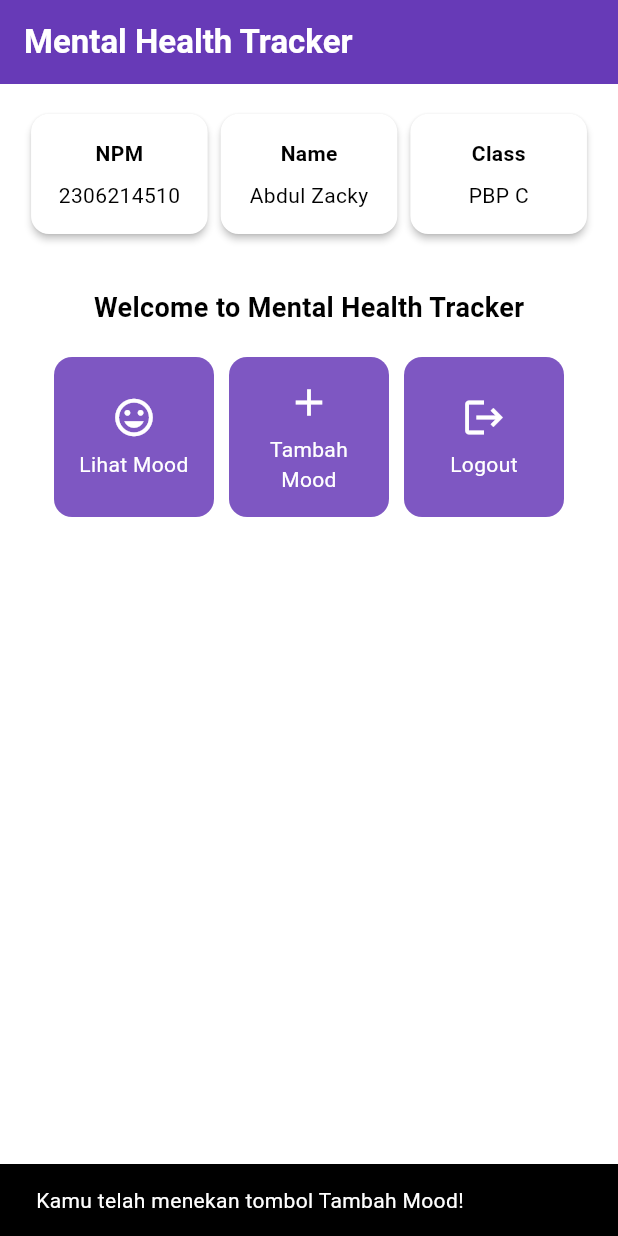
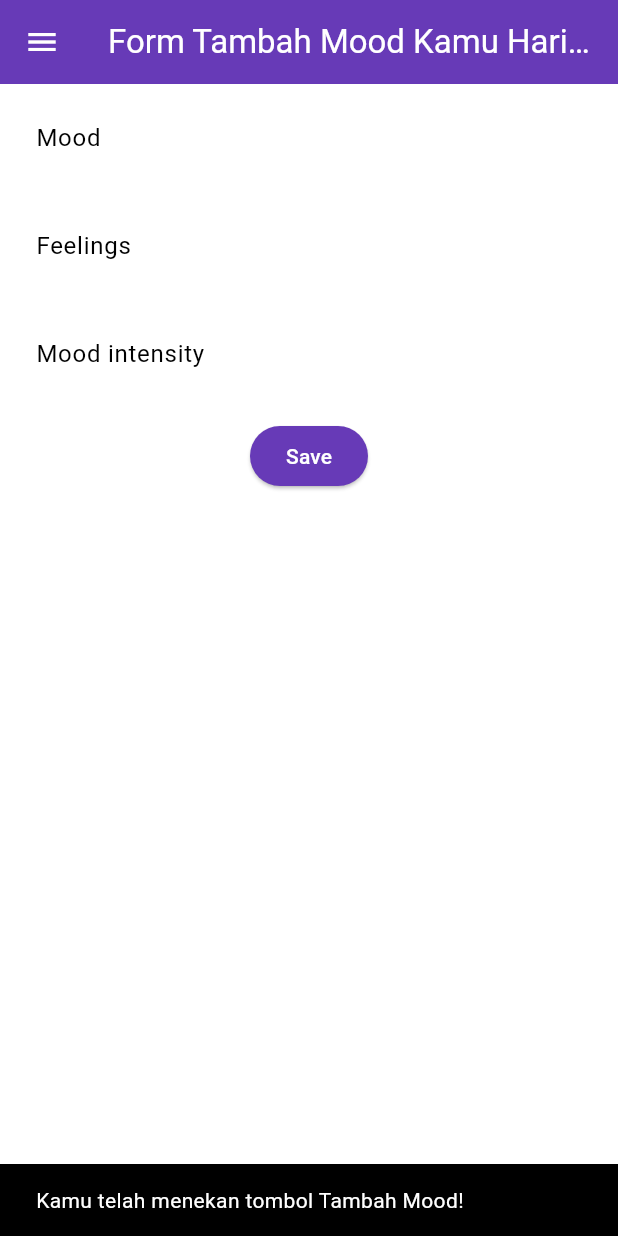
Before and after one commit to abdul-zacky/mental_health_tracker, a Flutter app: the screen it shows after launch, after a tap on "Tambah Mood", on a phone screen of 412 x 824 dp. Run offline on Flutter 3.47's test engine with Material 3 defaults, Android fonts, the phone set to English and light mode, and no system bars.

Commit message:
Tutorial 7 selesai

```diff
--- a/lib/main.dart
+++ b/lib/main.dart
@@ -1,5 +1,5 @@
 import 'package:flutter/material.dart';
-import 'package:mental_health_tracker/menu.dart';
+import 'package:mental_health_tracker/screens/menu.dart';
 
 void main() {
   runApp(const MyApp());
--- a/lib/menu.dart
+++ b/lib/screens/menu.dart
@@ -1,18 +1,22 @@
 import 'package:flutter/material.dart';
+import 'package:mental_health_tracker/widgets/left_drawer.dart';
+import 'package:mental_health_tracker/widgets/mood_card.dart';
 
 class MyHomePage extends StatelessWidget {
-  const MyHomePage({super.key});
+  MyHomePage({super.key});
+  final String npm = '2306214510'; // NPM
+  final String name = 'Abdul Zacky'; // Nama
+  final String className = 'PBP C'; // Kelas
+
+  final List<ItemHomepage> items = [
+    ItemHomepage("Lihat Mood", Icons.mood),
+    ItemHomepage("Tambah Mood", Icons.add),
+    ItemHomepage("Logout", Icons.logout),
+  ];
 
   @override
   Widget build(BuildContext context) {
-    final String npm = '2306214510'; // NPM
-    final String name = 'Abdul Zacky'; // Nama
-    final String className = 'PBP C'; // Kelas
-    final List<ItemHomepage> items = [
-      ItemHomepage("Lihat Mood", Icons.mood),
-      ItemHomepage("Tambah Mood", Icons.add),
-      ItemHomepage("Logout", Icons.logout),
-    ];
+    // Scaffold menyediakan struktur dasar halaman dengan AppBar dan body.
     return Scaffold(
       // AppBar adalah bagian atas halaman yang menampilkan judul.
       appBar: AppBar(
@@ -26,6 +30,7 @@ class MyHomePage extends StatelessWidget {
         ),
         // Warna latar belakang AppBar diambil dari skema warna tema aplikasi.
         backgroundColor: Theme.of(context).colorScheme.primary,
+        iconTheme: const IconThemeData(color: Colors.white),
       ),
       // Body halaman dengan padding di sekelilingnya.
       body: Padding(
@@ -86,6 +91,7 @@ class MyHomePage extends StatelessWidget {
           ],
         ),
       ),
+      drawer: const LeftDrawer(),
     );
   }
 }
@@ -123,64 +129,3 @@ class InfoCard extends StatelessWidget {
     );
   }
 }
-
-class ItemHomepage {
-  final String name;
-  final IconData icon;
-
-  ItemHomepage(this.name, this.icon);
-}
-
-class ItemCard extends StatelessWidget {
-  // Menampilkan kartu dengan ikon dan nama.
-
-  final ItemHomepage item;
-
-  const ItemCard(this.item, {super.key});
-
-  @override
-  Widget build(BuildContext context) {
-    return Material(
-      // Menentukan warna latar belakang dari tema aplikasi.
-      color: Theme.of(context).colorScheme.secondary,
-      // Membuat sudut kartu melengkung.
-      borderRadius: BorderRadius.circular(12),
-
-      child: InkWell(
-        // Aksi ketika kartu ditekan.
-        onTap: () {
-          // Menampilkan pesan SnackBar saat kartu ditekan.
-          ScaffoldMessenger.of(context)
-            ..hideCurrentSnackBar()
-            ..showSnackBar(
-              SnackBar(content: Text("Kamu telah menekan tombol ${item.name}!"))
-            );
-        },
-        // Container untuk menyimpan Icon dan Text
-        child: Container(
-          padding: const EdgeInsets.all(8),
-          child: Center(
-            child: Column(
-              // Menyusun ikon dan teks di tengah kartu.
-              mainAxisAlignment: MainAxisAlignment.center,
-              children: [
-                Icon(
-                  item.icon,
-                  color: Colors.white,
-                  size: 30.0,
-                ),
-                const Padding(padding: EdgeInsets.all(3)),
-                Text(
-                  item.name,
-                  textAlign: TextAlign.center,
-                  style: const TextStyle(color: Colors.white),
-                ),
-              ],
-            ),
-          ),
-        ),
-      ),
-    );
-  }
-
-}
--- /dev/null
+++ b/lib/screens/moodentry_form.dart
@@ -0,0 +1,159 @@
+import 'package:flutter/material.dart';
+import 'package:mental_health_tracker/widgets/left_drawer.dart';
+
+class MoodEntryFormPage extends StatefulWidget {
+  const MoodEntryFormPage({super.key});
+
+  @override
+  State<MoodEntryFormPage> createState() => _MoodEntryFormPageState();
+}
+
+class _MoodEntryFormPageState extends State<MoodEntryFormPage> {
+  final _formKey = GlobalKey<FormState>();
+  String _mood = "";
+  String _feelings = "";
+  int _moodIntensity = 0;
+  @override
+  Widget build(BuildContext context) {
+    return Scaffold(
+      appBar: AppBar(
+        title: const Center(
+          child: Text(
+            'Form Tambah Mood Kamu Hari ini',
+          ),
+        ),
+        backgroundColor: Theme.of(context).colorScheme.primary,
+        foregroundColor: Colors.white,
+      ),
+      drawer: const LeftDrawer(),
+      body: Form(
+        key: _formKey,
+        child: SingleChildScrollView(
+          child: Column(
+            crossAxisAlignment: CrossAxisAlignment.start,
+            children: [
+              Padding(
+                padding: const EdgeInsets.all(8.0),
+                child: TextFormField(
+                  decoration: InputDecoration(
+                    hintText: "Mood",
+                    labelText: "Mood",
+                    border: OutlineInputBorder(
+                      borderRadius: BorderRadius.circular(5.0),
+                    ),
+                  ),
+                  onChanged: (String? value) {
+                    setState(() {
+                      _mood = value!;
+                    });
+                  },
+                  validator: (String? value) {
+                    if (value == null || value.isEmpty) {
+                      return "Mood tidak boleh kosong!";
+                    }
+                    return null;
+                  },
+                ),
+              ),
+              Padding(
+                padding: const EdgeInsets.all(8.0),
+                child: TextFormField(
+                  decoration: InputDecoration(
+                    hintText: "Feelings",
+                    labelText: "Feelings",
+                    border: OutlineInputBorder(
+                      borderRadius: BorderRadius.circular(5.0),
+                    ),
+                  ),
+                  onChanged: (String? value) {
+                    setState(() {
+                      _feelings = value!;
+                    });
+                  },
+                  validator: (String? value) {
+                    if (value == null || value.isEmpty) {
+                      return "Feelings tidak boleh kosong!";
+                    }
+                    return null;
+                  },
+                ),
+              ),
+              Padding(
+                padding: const EdgeInsets.all(8.0),
+                child: TextFormField(
+                  decoration: InputDecoration(
+                    hintText: "Mood intensity",
+                    labelText: "Mood intensity",
+                    border: OutlineInputBorder(
+                      borderRadius: BorderRadius.circular(5.0),
+                    ),
+                  ),
+                  onChanged: (String? value) {
+                    setState(() {
+                      _moodIntensity = int.tryParse(value!) ?? 0;
+                    });
+                  },
+                  validator: (String? value) {
+                    if (value == null || value.isEmpty) {
+                      return "Mood intensity tidak boleh kosong!";
+                    }
+                    if (int.tryParse(value) == null) {
+                      return "Mood intensity harus berupa angka!";
+                    }
+                    return null;
+                  },
+                ),
+              ),
+              Align(
+                alignment: Alignment.bottomCenter,
+                child: Padding(
+                  padding: const EdgeInsets.all(8.0),
+                  child: ElevatedButton(
+                    style: ButtonStyle(
+                      backgroundColor: WidgetStateProperty.all(
+                          Theme.of(context).colorScheme.primary),
+                    ),
+                    onPressed: () {
+                      if (_formKey.currentState!.validate()) {
+                        showDialog(
+                          context: context,
+                          builder: (context) {
+                            return AlertDialog(
+                              title: const Text('Mood berhasil tersimpan'),
+                              content: SingleChildScrollView(
+                                child: Column(
+                                  crossAxisAlignment: CrossAxisAlignment.start,
+                                  children: [
+                                    Text('Mood: $_mood'),
+                                    // TODO: Munculkan value-value lainnya
+                                  ],
+                                ),
+                              ),
+                              actions: [
+                                TextButton(
+                                  child: const Text('OK'),
+                                  onPressed: () {
+                                    Navigator.pop(context);
+                                    _formKey.currentState!.reset();
+                                  },
+                                ),
+                              ],
+                            );
+                          },
+                        );
+                      }
+                    },
+                    child: const Text(
+                      "Save",
+                      style: TextStyle(color: Colors.white),
+                    ),
+                  ),
+                ),
+              ),
+            ],
+          ),
+        ),
+      ),
+    );
+  }
+}
--- /dev/null
+++ b/lib/widgets/left_drawer.dart
@@ -0,0 +1,69 @@
+import 'package:flutter/material.dart';
+import 'package:mental_health_tracker/screens/menu.dart';
+import 'package:mental_health_tracker/screens/moodentry_form.dart';
+
+class LeftDrawer extends StatelessWidget {
+  const LeftDrawer({super.key});
+
+  @override
+  Widget build(BuildContext context) {
+    return Drawer(
+      child: ListView(
+        children: [
+          DrawerHeader(
+            decoration: BoxDecoration(
+              color: Theme.of(context).colorScheme.primary,
+            ),
+            child: const Column(
+              children: [
+                Text(
+                  'Mental Health Tracker',
+                  textAlign: TextAlign.center,
+                  style: TextStyle(
+                    fontSize: 24,
+                    fontWeight: FontWeight.bold,
+                    color: Colors.white,
+                  ),
+                ),
+                Padding(padding: EdgeInsets.all(8)),
+                Text(
+                  "Ayo jaga kesehatan mentalmu setiap hari disini!",
+                  textAlign: TextAlign.center,
+                  style: TextStyle(
+                    fontSize: 15,
+                    fontWeight: FontWeight.normal,
+                    color: Colors.white,
+                  ),
+                ),
+              ],
+            ),
+          ),
+          ListTile(
+            leading: const Icon(Icons.home_outlined),
+            title: const Text('Halaman Utama'),
+            // Bagian redirection ke MyHomePage
+            onTap: () {
+              Navigator.pushReplacement(
+                  context,
+                  MaterialPageRoute(
+                    builder: (context) => MyHomePage(),
+                  ));
+            },
+          ),
+          ListTile(
+            leading: const Icon(Icons.mood),
+            title: const Text('Tambah Mood'),
+            // Bagian redirection ke MoodEntryFormPage
+            onTap: () {
+              Navigator.pushReplacement(
+                  context,
+                  MaterialPageRoute(
+                    builder: (context) => MoodEntryFormPage(),
+                  ));
+            },
+          ),
+        ],
+      ),
+    );
+  }
+}
--- /dev/null
+++ b/lib/widgets/mood_card.dart
@@ -0,0 +1,70 @@
+import 'package:flutter/material.dart';
+import 'package:mental_health_tracker/screens/moodentry_form.dart';
+
+class ItemHomepage {
+  final String name;
+  final IconData icon;
+
+  ItemHomepage(this.name, this.icon);
+}
+
+class ItemCard extends StatelessWidget {
+  // Menampilkan kartu dengan ikon dan nama.
+
+  final ItemHomepage item;
+
+  const ItemCard(this.item, {super.key});
+
+  @override
+  Widget build(BuildContext context) {
+    return Material(
+      // Menentukan warna latar belakang dari tema aplikasi.
+      color: Theme.of(context).colorScheme.secondary,
+      // Membuat sudut kartu melengkung.
+      borderRadius: BorderRadius.circular(12),
+
+      child: InkWell(
+        // Aksi ketika kartu ditekan.
+        onTap: () {
+          // Menampilkan pesan SnackBar saat kartu ditekan.
+          ScaffoldMessenger.of(context)
+            ..hideCurrentSnackBar()
+            ..showSnackBar(SnackBar(
+                content: Text("Kamu telah menekan tombol ${item.name}!")));
+          // Navigate ke route yang sesuai (tergantung jenis tombol)
+          if (item.name == "Tambah Mood") {
+            // TODO: Gunakan Navigator.push untuk melakukan navigasi ke MaterialPageRoute yang mencakup TrackerFormPage.
+            Navigator.pushReplacement(
+                context,
+                MaterialPageRoute(
+                  builder: (context) => MoodEntryFormPage(),
+                ));
+          }
+        },
+        // Container untuk menyimpan Icon dan Text
+        child: Container(
+          padding: const EdgeInsets.all(8),
+          child: Center(
+            child: Column(
+              // Menyusun ikon dan teks di tengah kartu.
+              mainAxisAlignment: MainAxisAlignment.center,
+              children: [
+                Icon(
+                  item.icon,
+                  color: Colors.white,
+                  size: 30.0,
+                ),
+                const Padding(padding: EdgeInsets.all(3)),
+                Text(
+                  item.name,
+                  textAlign: TextAlign.center,
+                  style: const TextStyle(color: Colors.white),
+                ),
+              ],
+            ),
+          ),
+        ),
+      ),
+    );
+  }
+}
```
Also changed, not shown: pubspec.lock.
